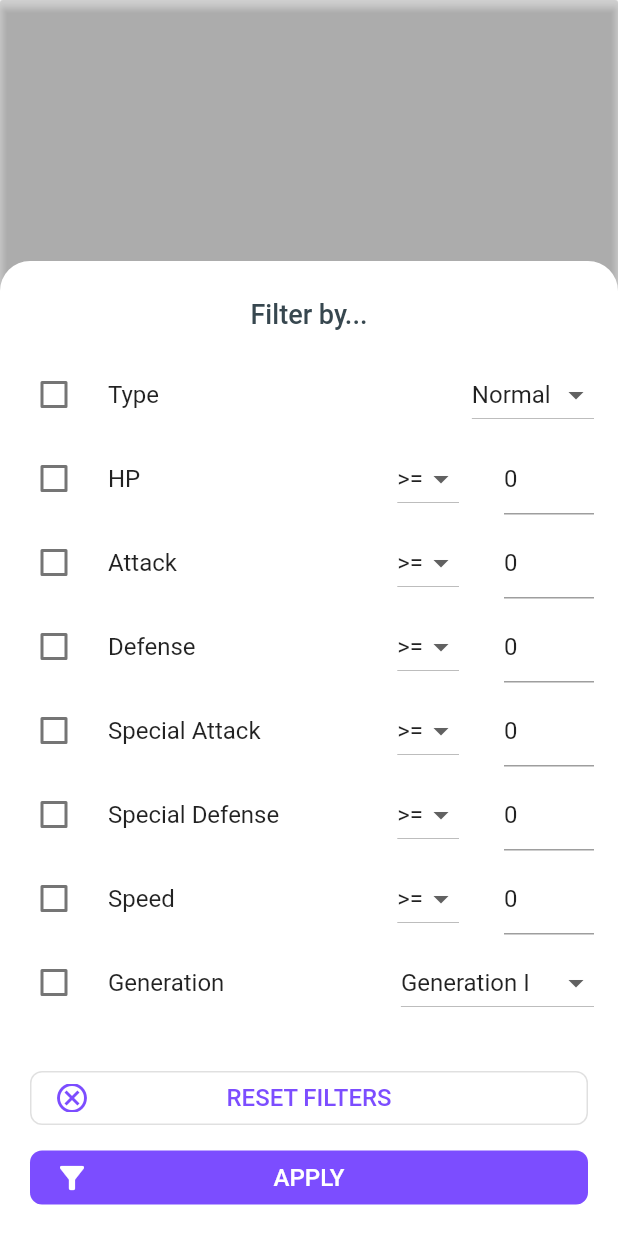
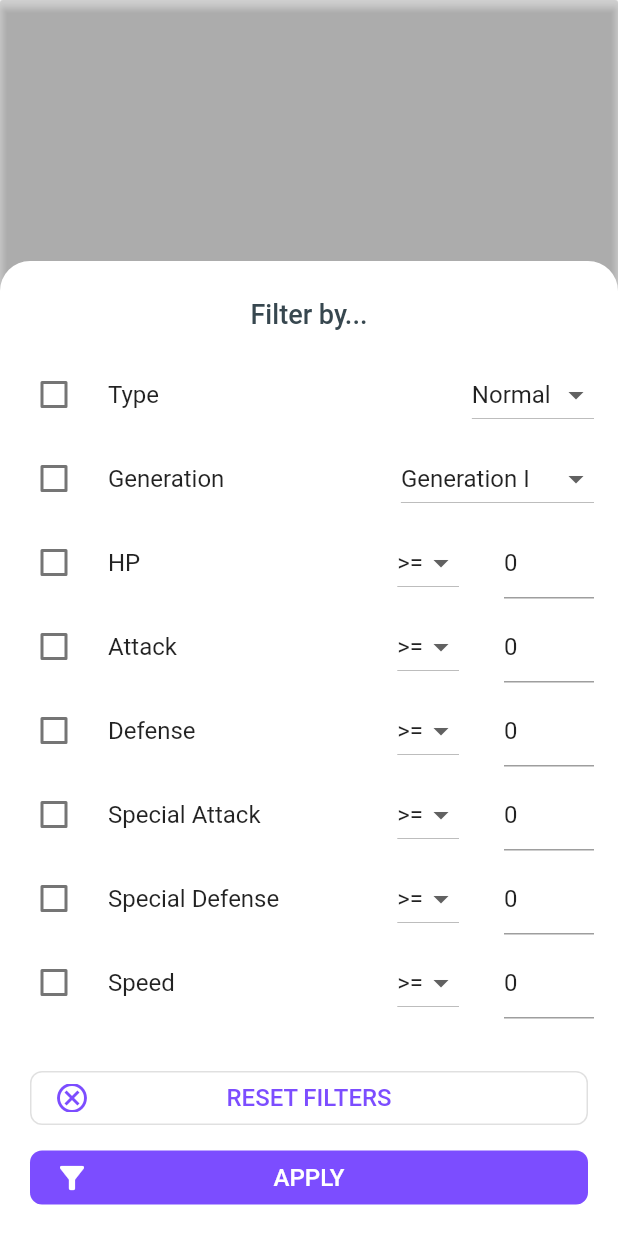
Before and after one commit to Dewaeq/pokedex, a Flutter app: the FilterWidget widget shown alone on an empty page, opened directly with empty values, after a tap on "APPLY", on a phone screen of 412 x 824 dp. Run offline on Flutter 3.47's test engine with Material 2 defaults, Android fonts, the phone set to English and light mode, and no system bars; our stand-ins replace cached_network_image, flutter_keyboard_visibility; network calls fail.

Commit message:
cleanup in filterWidget files

```diff
--- /dev/null
+++ b/lib/ui/pages/pokemonList/components/filter/filterButtons.dart
@@ -0,0 +1,75 @@
+import 'package:flutter/material.dart';
+
+class ApplyFiltersButton extends StatelessWidget {
+  final Function filter;
+  ApplyFiltersButton({@required this.filter});
+  @override
+  Widget build(BuildContext context) {
+    return Container(
+      padding: EdgeInsets.symmetric(horizontal: 20),
+      child: FlatButton(
+        onPressed: filter,
+        shape: RoundedRectangleBorder(borderRadius: BorderRadius.circular(8)),
+        minWidth: double.infinity,
+        color: Colors.deepPurpleAccent,
+        child: SizedBox(
+          width: double.infinity,
+          child: Stack(
+            alignment: Alignment.center,
+            children: [
+              Text(
+                'APPLY',
+                style: TextStyle(
+                  color: Colors.white,
+                  fontSize: 16,
+                ),
+              ),
+              Positioned(
+                left: 0,
+                child: Icon(Icons.filter_list_alt, color: Colors.white),
+              )
+            ],
+          ),
+        ),
+      ),
+    );
+  }
+}
+
+class ResetFiltersButton extends StatelessWidget {
+  final Function resetFilters;
+  ResetFiltersButton({@required this.resetFilters});
+  @override
+  Widget build(BuildContext context) {
+    return Container(
+      padding: EdgeInsets.symmetric(horizontal: 20),
+      child: OutlineButton(
+        onPressed: resetFilters,
+        shape: RoundedRectangleBorder(borderRadius: BorderRadius.circular(8)),
+        highlightedBorderColor: Colors.grey,
+        child: SizedBox(
+          width: double.infinity,
+          child: Stack(
+            alignment: Alignment.center,
+            children: [
+              Text(
+                'RESET FILTERS',
+                style: TextStyle(
+                  color: Colors.deepPurpleAccent,
+                  fontSize: 16,
+                ),
+              ),
+              Positioned(
+                left: 0,
+                child: Icon(
+                  Icons.cancel_outlined,
+                  color: Colors.deepPurpleAccent,
+                ),
+              )
+            ],
+          ),
+        ),
+      ),
+    );
+  }
+}
--- a/lib/ui/pages/pokemonList/components/filterWidget.dart
+++ b/lib/ui/pages/pokemonList/components/filter/filterWidget.dart
@@ -2,8 +2,8 @@ import 'package:flutter/material.dart';
 import 'package:flutter/services.dart';
 import 'package:pokedex/constants/constants.dart';
 import 'package:pokedex/constants/filterTypes.dart';
-import 'package:pokedex/model/Pokemon.dart';
 import 'package:pokedex/model/PokemonFilter.dart';
+import 'package:pokedex/ui/pages/pokemonList/components/filter/filterButtons.dart';
 import 'package:pokedex/utils/helper.dart';
 
 class FilterWidget extends StatefulWidget {
@@ -54,6 +54,16 @@ class _FilterWidgetState extends State<FilterWidget> {
         mode: FilterType.FILTER_PROPERTY,
         options: <String, dynamic>{
           'type': _typeFilterName,
+        },
+      ));
+    }
+    if (enabledFilters.contains('generation')) {
+      filters.add(PokemonFilter(
+        filterType: FilterType.FILTER_BY_GENERATION,
+        mode: FilterType.FILTER_PROPERTY,
+        options: <String, dynamic>{
+          'id': GENERATIONS
+              .firstWhere((e) => e['name'] == _generationFilterName)['id'],
         },
       ));
     }
@@ -122,16 +132,6 @@ class _FilterWidgetState extends State<FilterWidget> {
           'index': 5,
           'mode': _speedFilterMode,
           'value': int.parse(_speedLimitController.text),
-        },
-      ));
-    }
-    if (enabledFilters.contains('generation')) {
-      filters.add(PokemonFilter(
-        filterType: FilterType.FILTER_BY_GENERATION,
-        mode: FilterType.FILTER_PROPERTY,
-        options: <String, dynamic>{
-          'id': GENERATIONS
-              .firstWhere((e) => e['name'] == _generationFilterName)['id'],
         },
       ));
     }
@@ -418,70 +418,6 @@ class _FilterWidgetState extends State<FilterWidget> {
     );
   }
 
-  Widget _filterButton() {
-    return Container(
-      padding: EdgeInsets.symmetric(horizontal: 20),
-      child: FlatButton(
-        onPressed: filter,
-        shape: RoundedRectangleBorder(borderRadius: BorderRadius.circular(8)),
-        minWidth: double.infinity,
-        color: Colors.deepPurpleAccent,
-        child: SizedBox(
-          width: double.infinity,
-          child: Stack(
-            alignment: Alignment.center,
-            children: [
-              Text(
-                'APPLY',
-                style: TextStyle(
-                  color: Colors.white,
-                  fontSize: 16,
-                ),
-              ),
-              Positioned(
-                left: 0,
-                child: Icon(Icons.filter_list_alt, color: Colors.white),
-              )
-            ],
-          ),
-        ),
-      ),
-    );
-  }
-
-  Widget _resetFilterButton() {
-    return Container(
-      padding: EdgeInsets.symmetric(horizontal: 20),
-      child: OutlineButton(
-        onPressed: resetFilters,
-        shape: RoundedRectangleBorder(borderRadius: BorderRadius.circular(8)),
-        highlightedBorderColor: Colors.grey,
-        child: SizedBox(
-          width: double.infinity,
-          child: Stack(
-            alignment: Alignment.center,
-            children: [
-              Text(
-                'RESET FILTERS',
-                style: TextStyle(
-                  color: Colors.deepPurpleAccent,
-                  fontSize: 16,
-                ),
-              ),
-              Positioned(
-                left: 0,
-                child: Icon(
-                  Icons.cancel_outlined,
-                  color: Colors.deepPurpleAccent,
-                ),
-              )
-            ],
-          ),
-        ),
-      ),
-    );
-  }
-
   @override
   void initState() {
     if (widget.filters != null) filters = widget.filters;
@@ -489,6 +425,11 @@ class _FilterWidgetState extends State<FilterWidget> {
       if (filter.filterType == FilterType.FILTER_BY_TYPE) {
         enabledFilters.add('type');
         _typeFilterName = filter.options['type'];
+      }
+      if (filter.filterType == FilterType.FILTER_BY_GENERATION) {
+        enabledFilters.add('generation');
+        _generationFilterName = GENERATIONS
+            .firstWhere((e) => e['id'] == filter.options['id'])['name'];
       }
       if (filter.filterType == FilterType.FILTER_BY_HP) {
         enabledFilters.add('hp');
@@ -555,17 +496,17 @@ class _FilterWidgetState extends State<FilterWidget> {
                   ),
                 ),
                 _typeFilterWidget(),
+                _generationFilter(),
                 _hpFilter(),
                 _atkFilter(),
                 _defFilter(),
                 _specAtkFilter(),
                 _specDefFilter(),
                 _speedFilter(),
-                _generationFilter(),
                 SizedBox(height: 25),
-                _resetFilterButton(),
+                ResetFiltersButton(resetFilters: resetFilters),
                 SizedBox(height: 5),
-                _filterButton(),
+                ApplyFiltersButton(filter: filter),
                 SizedBox(height: 15),
               ],
             ),
--- a/lib/ui/pages/pokemonList/pokemonList.dart
+++ b/lib/ui/pages/pokemonList/pokemonList.dart
@@ -6,7 +6,7 @@ import 'package:pokedex/model/Pokemon.dart';
 import 'package:pokedex/model/PokemonFilter.dart';
 import 'package:pokedex/state/PokemonState.dart';
 import 'package:pokedex/ui/pages/pokemonDetails/pokemonDetailsPage.dart';
-import 'package:pokedex/ui/pages/pokemonList/components/filterWidget.dart';
+import 'package:pokedex/ui/pages/pokemonList/components/filter/filterWidget.dart';
 import 'package:pokedex/ui/pages/pokemonList/components/pokemonCards/pokemon_card.dart';
 import 'package:pokedex/utils/helper.dart';
 import 'package:provider/provider.dart';
```
